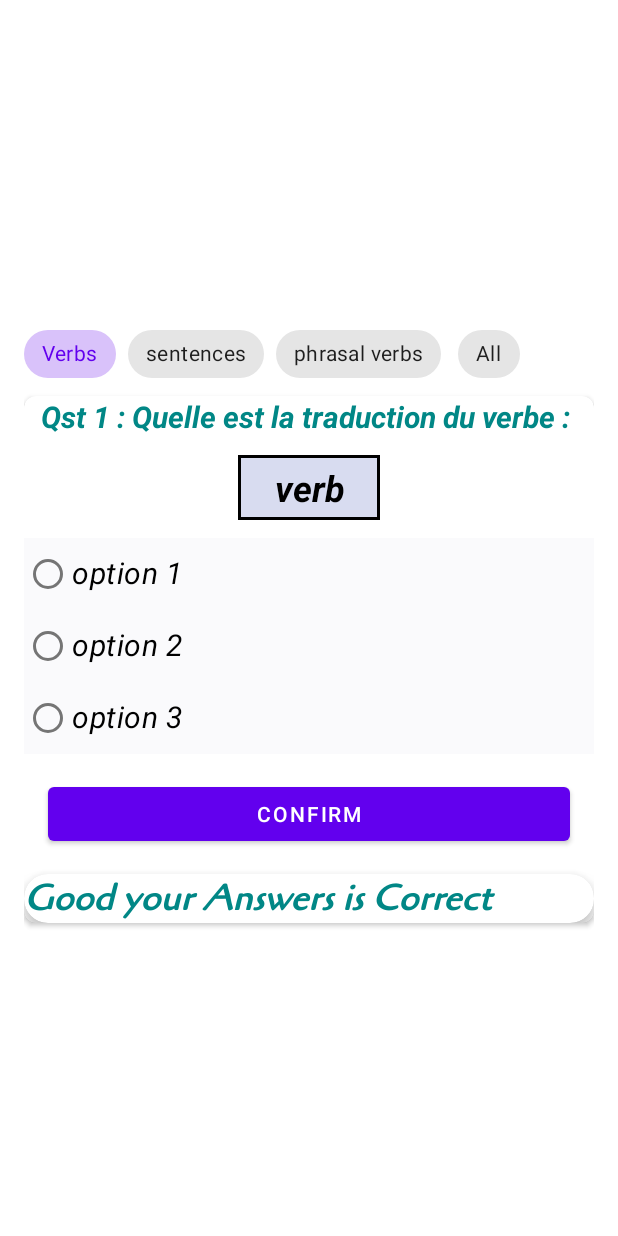
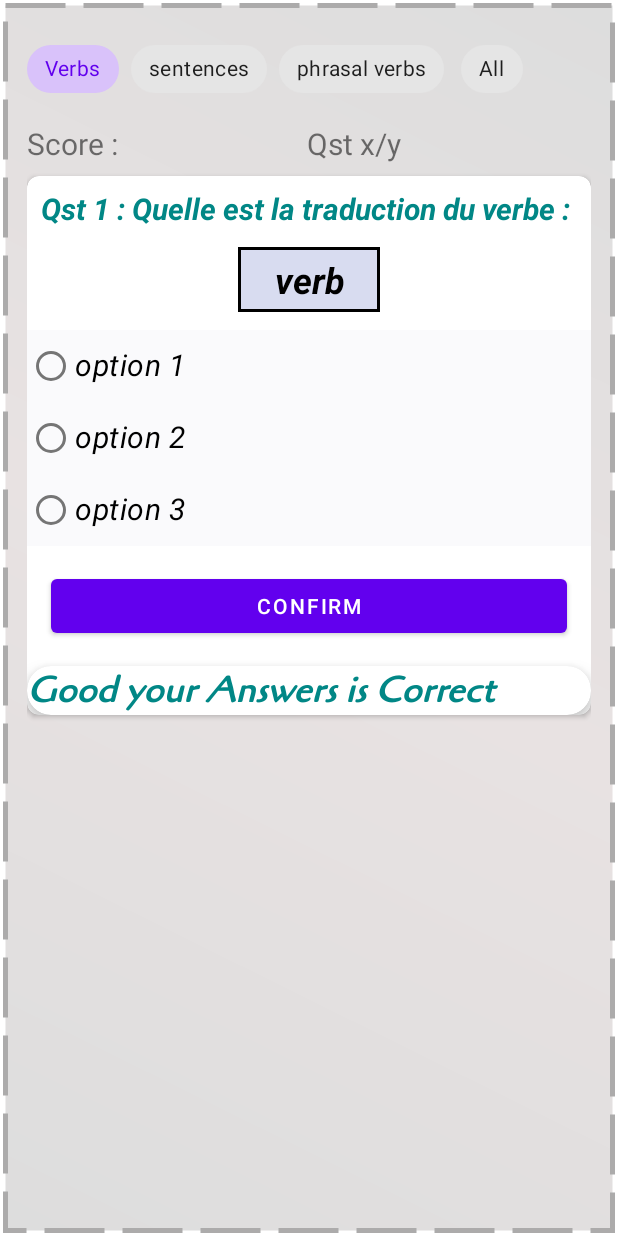
Before and after one commit to jooker10/SpaceEnglish, an Android app: the layout fragment_choicesquiz_nav.xml on its own in the app's theme, with its tools: preview values and no code run, on a phone screen of 412 x 824 dp. Run offline under Robolectric (Android 15) with nearby library versions, the phone set to English and light mode, and no system bars; Roboto replaces fonts that are not available here.

Commit message:
a new update

```diff
--- /dev/null
+++ b/app/src/main/res/drawable/shape_root_contaner.xml
@@ -0,0 +1,16 @@
+<?xml version="1.0" encoding="utf-8"?>
+<shape xmlns:android="http://schemas.android.com/apk/res/android"
+    android:shape="rectangle">
+
+    <stroke
+        android:width="3dp"
+        android:color="#ACABAB"
+        android:dashWidth="40dp"
+        android:dashGap="12dp" />
+    <gradient
+        android:angle="45"
+        android:startColor="#DDDDDD"
+        android:centerColor="#E8E2E2"
+        android:endColor="#DDDDDD"/>
+
+</shape>
--- a/app/src/main/res/layout/fragment_choicesquiz_nav.xml
+++ b/app/src/main/res/layout/fragment_choicesquiz_nav.xml
@@ -4,7 +4,9 @@
     xmlns:tools="http://schemas.android.com/tools"
     android:layout_width="match_parent"
     android:layout_height="match_parent"
-    android:gravity="center"
+    android:layout_margin="2dp"
+    android:background="@drawable/shape_root_contaner"
+    android:gravity="center|top"
     android:orientation="vertical"
     android:padding="16dp"
     tools:context=".navfragments.QuizNavFragment">
@@ -13,6 +15,7 @@
         android:id="@+id/fragchoices_scrollH"
         android:layout_width="match_parent"
         android:layout_height="wrap_content"
+        android:layout_marginBottom="8dp"
         android:paddingVertical="4dp">
 
         <com.google.android.material.chip.ChipGroup
@@ -55,6 +58,29 @@
 
     </HorizontalScrollView>
 
+    <LinearLayout
+        android:layout_width="match_parent"
+        android:layout_height="wrap_content"
+        android:layout_marginBottom="8dp"
+        android:orientation="horizontal">
+
+        <TextView
+            android:id="@+id/ChoicesFrag_tv_score"
+            android:layout_width="wrap_content"
+            android:layout_height="wrap_content"
+            android:layout_weight="1"
+            android:text="Score :"
+            android:textSize="20sp" />
+
+        <TextView
+            android:id="@+id/choicesFrag_tv_scoreCount"
+            android:layout_width="wrap_content"
+            android:layout_height="wrap_content"
+            android:layout_weight="1"
+            android:text="Qst x/y"
+            android:textSize="20sp" />
+    </LinearLayout>
+
     <androidx.cardview.widget.CardView
         android:layout_width="match_parent"
         android:layout_height="wrap_content"
@@ -73,6 +99,7 @@
                 android:id="@+id/choicesFrag_TVQst"
                 android:layout_width="match_parent"
                 android:layout_height="wrap_content"
+                android:layout_marginTop="8dp"
                 android:gravity="center_horizontal"
                 android:text="Qst 1 : Quelle est la traduction du verbe : "
                 android:textColor="@color/teal_700"
@@ -104,30 +131,30 @@
                     style="@style/Widget.MaterialComponents.Chip.Choice"
                     android:layout_width="wrap_content"
                     android:layout_height="wrap_content"
+                    android:text="option 1"
                     android:textColor="@color/black"
                     android:textSize="20sp"
-                    android:textStyle="italic"
-                    android:text="option 1" />
+                    android:textStyle="italic" />
 
                 <RadioButton
                     android:id="@+id/choicesFrag_option2"
                     style="@style/Widget.MaterialComponents.Chip.Choice"
                     android:layout_width="wrap_content"
                     android:layout_height="wrap_content"
+                    android:text="option 2"
                     android:textColor="@color/black"
                     android:textSize="20sp"
-                    android:textStyle="italic"
-                    android:text="option 2" />
+                    android:textStyle="italic" />
 
                 <RadioButton
                     android:id="@+id/choicesFrag_chipoption3"
                     style="@style/Widget.MaterialComponents.Chip.Choice"
                     android:layout_width="wrap_content"
                     android:layout_height="wrap_content"
+                    android:text="option 3"
                     android:textColor="@color/black"
                     android:textSize="20sp"
-                    android:textStyle="italic"
-                    android:text="option 3" />
+                    android:textStyle="italic" />
 
 
             </RadioGroup>
@@ -141,20 +168,20 @@
 
             <androidx.cardview.widget.CardView
                 android:id="@+id/choicesFrag_card_notes"
-                app:cardElevation="8dp"
+                android:layout_width="match_parent"
+                android:layout_height="match_parent"
                 app:cardCornerRadius="16dp"
-                android:layout_width="match_parent"
-                android:layout_height="match_parent" >
+                app:cardElevation="8dp">
 
                 <TextView
                     android:id="@+id/choicesFrag_tv_notes"
                     android:layout_width="match_parent"
                     android:layout_height="match_parent"
+                    android:fontFamily="@font/cagliostro"
+                    android:text="Good your Answers is Correct"
                     android:textColor="@color/teal_700"
                     android:textSize="24sp"
-                    android:fontFamily="@font/cagliostro"
-                    android:textStyle="bold|italic"
-                    android:text="Good your Answers is Correct" />
+                    android:textStyle="bold|italic" />
             </androidx.cardview.widget.CardView>
 
         </LinearLayout>
```
